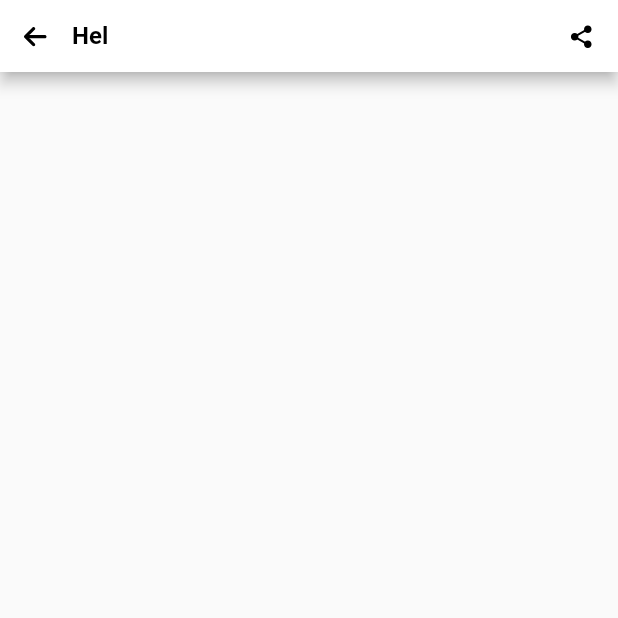
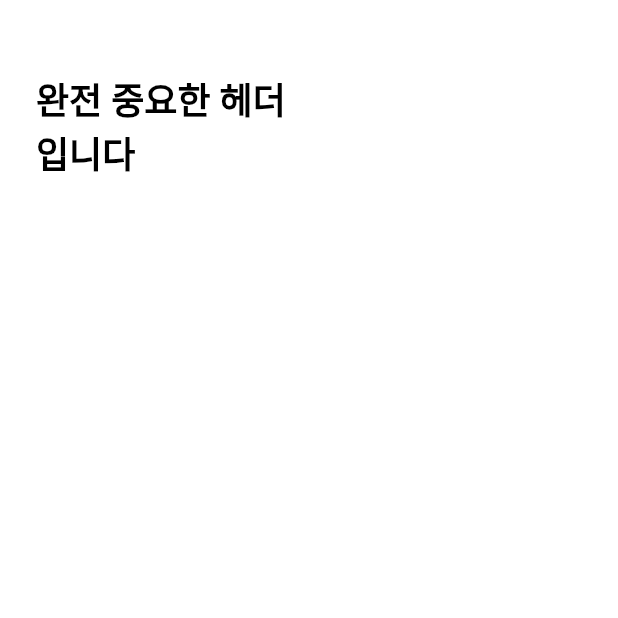
Before and after one commit to DeepThought-org/ThoughtDesignSystem-Flutter, a Flutter app: the screen it shows after launch, on a phone screen of 412 x 824 dp, the top half of it. Run offline on Flutter 3.47's test engine with Material 2 defaults, Android fonts, the phone set to English and light mode, and no system bars; our stand-ins replace flutter_svg; Roboto replaces fonts that are missing (Spoqa).

Commit message:
BigThoughtToolbar 구현

```diff
--- a/sample/lib/main.dart
+++ b/sample/lib/main.dart
@@ -1,6 +1,6 @@
 import 'package:flutter/material.dart';
-import 'package:thought_design_system/component/button/thought_button.dart';
 import 'package:thought_design_system/component/toolbar/thought_toolbar.dart';
+import 'package:thought_design_system/component/toolbar/thought_toolbar_style.dart';
 import 'package:thought_design_system/element/color.dart';
 import 'package:thought_design_system/element/icon.dart';
 
@@ -15,15 +15,14 @@ class MyApp extends StatelessWidget {
         title: 'Flutter Demo',
         theme: ThemeData(
             primarySwatch: Colors.blue,
-            backgroundColor: ThoughtColor.Background),
+            scaffoldBackgroundColor: ThoughtColor.Background),
         home: Scaffold(
           appBar: EmptyToolbar(),
           body: Column(
             children: [
               ThoughtToolbar(
-                navigationIcon: ThoughtIcon.back,
-                actionIcon: ThoughtIcon.share,
-                title: "Hel",
+                title: "완전 중요한 헤더\n입니다",
+                style: ThoughtToolbarStyle.Big,
               ),
             ],
           ),
--- a/thought_design_system/lib/component/toolbar/thought_toolbar.dart
+++ b/thought_design_system/lib/component/toolbar/thought_toolbar.dart
@@ -115,14 +115,56 @@ class _PrimaryThoughtToolbar extends StatelessWidget {
 }
 
 class _BigThoughtToolbar extends StatelessWidget {
-
   final ThoughtToolbar property;
 
   _BigThoughtToolbar(this.property);
 
   @override
   Widget build(BuildContext context) {
-    return Container();
+    return Container(
+      color: ThoughtColor.Surface,
+      width: double.infinity,
+      child: Column(
+        crossAxisAlignment: CrossAxisAlignment.start,
+        children: [_buildNavigation(), _buildTitle()],
+      ),
+    );
   }
 
+  _buildNavigation() {
+    final mediumSpacing = ThoughtSpacing.Medium.size;
+    return property.navigationIcon != null
+        ? Padding(
+            padding: EdgeInsets.only(top: mediumSpacing, left: mediumSpacing),
+            child: Material(
+              child: InkWell(
+                child: property.navigationIcon,
+                customBorder: CircleBorder(),
+                onTap: () {
+                  property.onClickNavigation?.call();
+                },
+              ),
+              color: Colors.transparent,
+            ))
+        : SizedBox.shrink();
+  }
+
+  _buildTitle() {
+    final largeSpacing = ThoughtSpacing.Large.size;
+    final extraLargeSpacing = ThoughtSpacing.ExtraLarge.size;
+    return property.title != null
+        ? Padding(
+            padding: EdgeInsets.only(
+                top: extraLargeSpacing,
+                left: largeSpacing,
+                bottom: largeSpacing,
+                right: largeSpacing),
+            child: Text(
+              property.title ?? "",
+              style: ThoughtTypography.Sub1.bold
+                  .copyWith(color: ThoughtColor.OnSurface),
+            ),
+          )
+        : SizedBox.shrink();
+  }
 }
```
